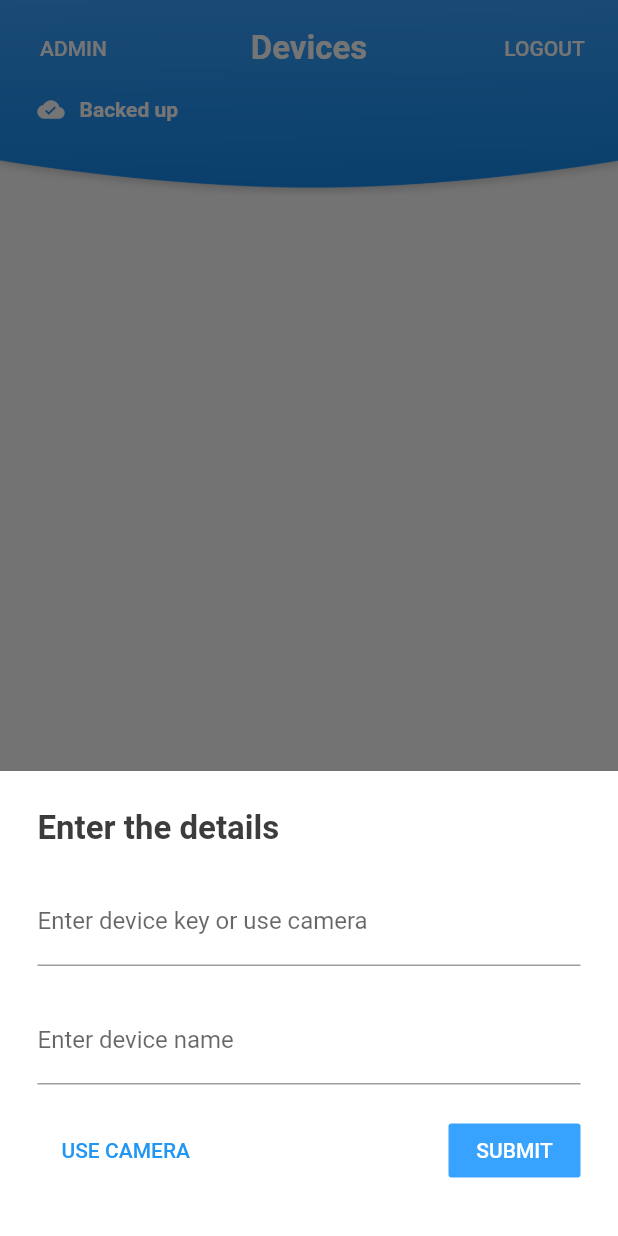
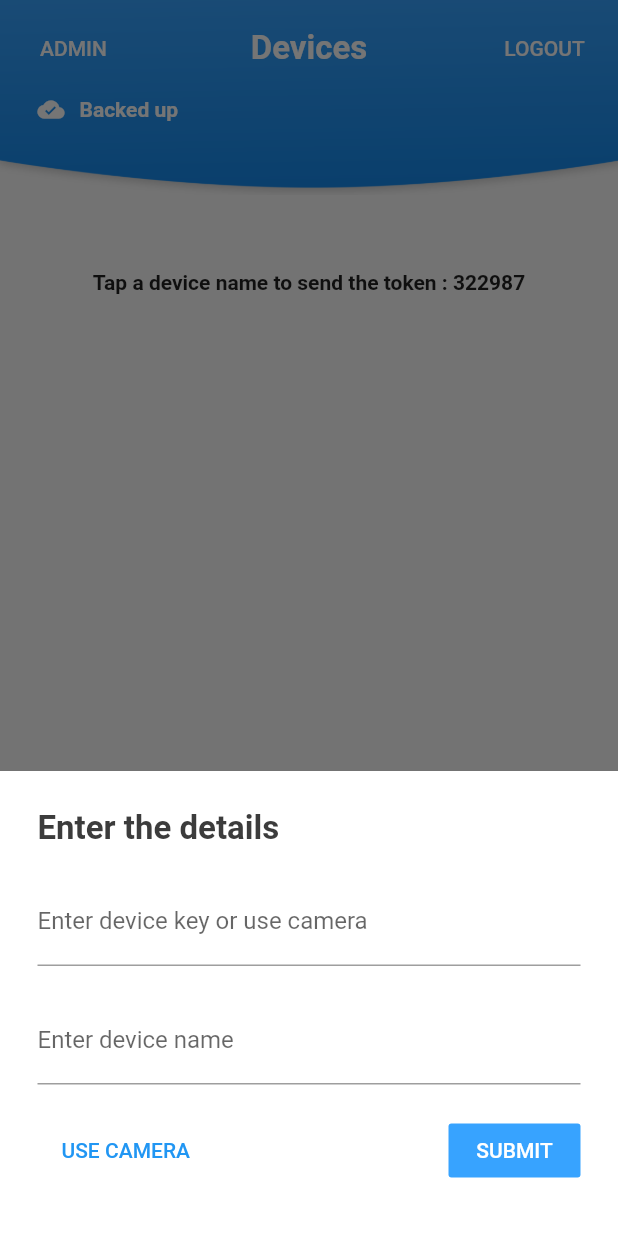
Before and after one commit to ranapushpender/totp_flutter, a Flutter app: the Panel screen opened by its route, item 2 of the bottom bar chosen, after a tap on the "add" icon, on a phone screen of 412 x 824 dp. Run offline on Flutter 3.47's test engine with Material 2 defaults, Android fonts, the light colour scheme and no system bars; our stand-ins replace cloud_firestore, firebase_auth, flutter_secure_storage; missing offline and left inert: barcode_scan, base32, biometric_storage, encrypt, flutter_locker, flutter_statusbarcolor and 2 more; accounts and stored records are empty.

Commit message:
Add send to device sample

```diff
--- a/lib/screens/panel.dart
+++ b/lib/screens/panel.dart
@@ -28,6 +28,7 @@ class _PanelState extends State<Panel> {
   int currentIndex = 0;
   String searchString = "";
   List<Widget> widgets = [];
+  String currentToken = "322987";
   final List<Map<String, dynamic>> navigationItems = [
     {"tag": "OTP", "icon": Icons.list, "title": "Tokens"},
     {"tag": "Devices", "icon": Icons.tap_and_play, "title": "Devices"},
@@ -79,6 +80,13 @@ class _PanelState extends State<Panel> {
     print("Search string $searchString");
   }
 
+  void changeCurrentTokenAndSend(String value) {
+    setState(() {
+      currentToken = value;
+      currentIndex = 1;
+    });
+  }
+
   Future<void> addToken(AppOTP token) async {
     Token tk = Token.createFromOTPString(otpString: token.otpString);
     var result = await tk.save();
@@ -99,9 +107,12 @@ class _PanelState extends State<Panel> {
   Widget build(BuildContext context) {
     widgets = [
       TokenList(
-        searchString: this.searchString,
+          searchString: this.searchString,
+          changeCurrentTokenAndSend: changeCurrentTokenAndSend),
+      DevicesScreen(
+        devicesToShow: devicesList,
+        currentToken: currentToken,
       ),
-      DevicesScreen(devicesToShow: devicesList),
       Export(),
     ];
     return Scaffold(
--- a/lib/widgets/devices/device_item.dart
+++ b/lib/widgets/devices/device_item.dart
@@ -3,7 +3,8 @@ import 'package:totp_app/models/Device.dart';
 
 class DeviceItem extends StatelessWidget {
   final Device device;
-  DeviceItem({this.device});
+  final onDeviceItemClick;
+  DeviceItem({this.device, this.onDeviceItemClick});
 
   Widget build(BuildContext context) {
     return (Container(
@@ -29,7 +30,9 @@ class DeviceItem extends StatelessWidget {
               child: Container(
                 margin: EdgeInsets.symmetric(horizontal: 15),
                 child: InkWell(
-                  onTap: () {},
+                  onTap: () {
+                    onDeviceItemClick(device);
+                  },
                   child: Column(
                     crossAxisAlignment: CrossAxisAlignment.start,
                     children: <Widget>[
--- a/lib/widgets/devices/devices.dart
+++ b/lib/widgets/devices/devices.dart
@@ -4,34 +4,49 @@ import '../../models/Device.dart';
 
 class DevicesScreen extends StatelessWidget {
   final devicesToShow;
+  final currentToken;
 
-  DevicesScreen({this.devicesToShow});
+  DevicesScreen({this.devicesToShow, this.currentToken});
+
+  void onDeviceItemClick(Device device) {
+    print("Sending TOken : " + device.sendToken(this.currentToken));
+  }
 
   @override
   Widget build(BuildContext context) {
     return Container(
-      margin: EdgeInsets.only(top: 130),
-      child: SingleChildScrollView(
+      margin: EdgeInsets.only(top: 180),
+      child: Column(
+        children: <Widget>[
+          Text(
+            "Tap a device name to send the token : $currentToken",
+            style: TextStyle(fontWeight: FontWeight.bold),
+          ),
+          SingleChildScrollView(
             child: Container(
               height: MediaQuery.of(context).size.height -
                   MediaQuery.of(context).padding.top -
                   75 -
-              65,
+                  65 -
+                  85,
               child: ListView.builder(
                 padding: EdgeInsets.symmetric(horizontal: 15, vertical: 20),
                 itemBuilder: (buildContext, index) {
                   return index == 0
                       ? SizedBox(
-                      height: 28,
+                          height: 10,
                         )
                       : DeviceItem(
                           device: devicesToShow[index - 1],
+                          onDeviceItemClick: onDeviceItemClick,
                         );
                 },
                 itemCount: devicesToShow.length + 1,
               ),
             ),
           ),
+        ],
+      ),
     );
   }
 }
--- a/lib/widgets/tokens/token_list.dart
+++ b/lib/widgets/tokens/token_list.dart
@@ -13,7 +13,9 @@ import "../../encryption/encryption.dart";
 // ***REMOVED***
 class TokenList extends StatefulWidget {
   final String searchString;
-  TokenList({Key key, this.searchString}) : super(key: key);
+  final changeCurrentTokenAndSend;
+  TokenList({Key key, this.searchString, this.changeCurrentTokenAndSend})
+      : super(key: key);
 
   @override
   _TokenListState createState() => _TokenListState();
@@ -135,6 +137,8 @@ class _TokenListState extends State<TokenList> {
                       token: tokensToShow[index - 1],
                       showEditDialog: this.showEditDialog,
                       index: index - 1,
+                      changeCurrentTokenAndSend:
+                          widget.changeCurrentTokenAndSend,
                     );
             },
             itemCount: tokensToShow.length + 1,
```
Also changed, not shown: lib/widgets/tokens/token_item.dart (+21 -3 lines). Lines whose indentation alone changed are shown as unchanged.
